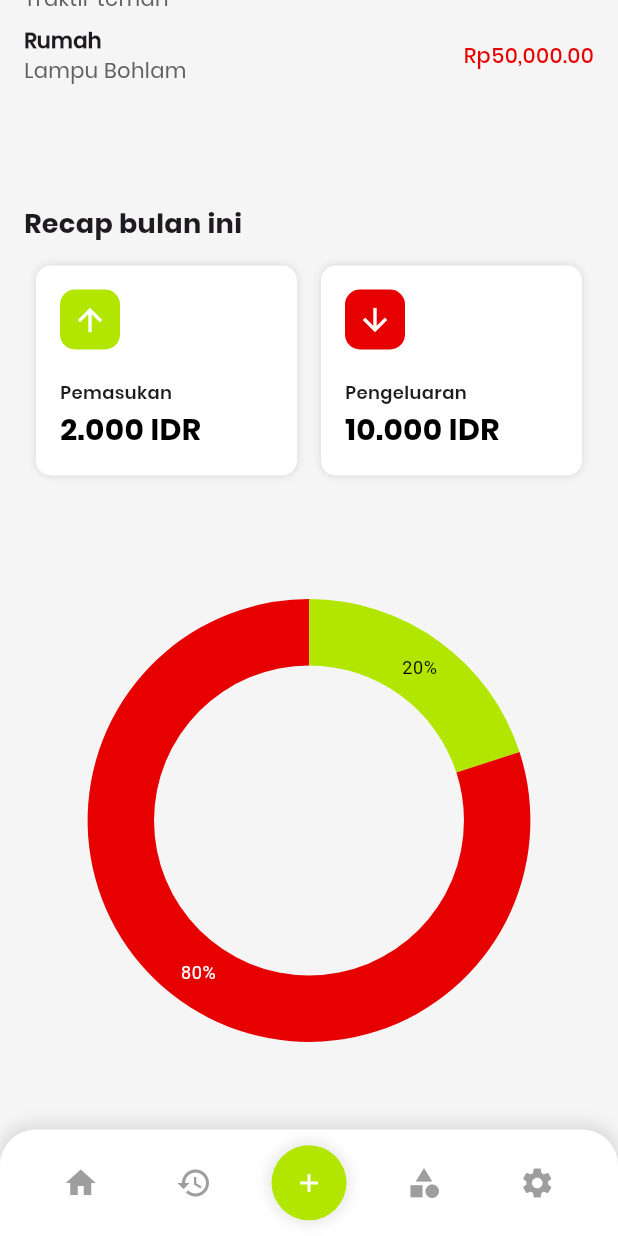
After one commit to irpanzy/Save-Money, a Flutter app: the HomeScreen screen opened by its route, scrolled down 381 dp, after a tap on the "add" icon, on a phone screen of 412 x 824 dp. The commit adds this screen. Run offline on Flutter 3.47's test engine with Material 3 defaults, Android fonts, the phone set to English and light mode, and no system bars; our stand-ins replace syncfusion_flutter_charts.

Commit message:
refactor: main HomeScreen layout into smaller widgets

```diff
--- a/lib/widgets/bottom_navbar.dart
+++ b/lib/widgets/bottom_navbar.dart
@@ -1,8 +1,8 @@
 import 'package:flutter/material.dart';
 
 class BottomNavbar extends StatelessWidget {
-  final int currentIndex; // Indeks halaman saat ini
-  final Function(int) onTap; // Callback untuk menangani perubahan halaman
+  final int currentIndex;
+  final Function(int) onTap;
 
   BottomNavbar({required this.currentIndex, required this.onTap});
 
@@ -31,9 +31,9 @@ class BottomNavbar extends StatelessWidget {
           IconButton(
             icon: Icon(
               Icons.home,
-              color: currentIndex == 0 ? Colors.black : Colors.grey, // Warna berdasarkan halaman aktif
+              color: currentIndex == 0 ? Colors.black : Colors.grey,
             ),
-            onPressed: () => onTap(0), // Panggil callback dengan indeks 0
+            onPressed: () => onTap(0),
           ),
           IconButton(
             icon: Icon(
@@ -60,7 +60,7 @@ class BottomNavbar extends StatelessWidget {
             child: Center(
               child: IconButton(
                 icon: Icon(Icons.add, color: Colors.white, size: 20),
-                onPressed: () => onTap(2), // Halaman khusus tombol tambah
+                onPressed: () => onTap(2),
               ),
             ),
           ),
--- a/lib/widgets/home/income_expense_row_home.dart
+++ b/lib/widgets/home/income_expense_row_widget.dart
@@ -1,6 +1,6 @@
 import 'package:flutter/material.dart';
 import '../../models/home/income_expense_data_model.dart';
-import 'income_expense_box_home.dart';
+import 'income_expense_box_widget.dart';
 
 class IncomeExpenseRowHome extends StatelessWidget {
   @override
--- /dev/null
+++ b/lib/widgets/home/largest_expense_widget.dart
@@ -0,0 +1,25 @@
+import 'package:flutter/material.dart';
+import 'expense_item_widget.dart';
+
+class LargestExpenseSection extends StatelessWidget {
+  @override
+  Widget build(BuildContext context) {
+    return Column(
+      crossAxisAlignment: CrossAxisAlignment.start,
+      children: [
+        Text(
+          'Pengeluaran Terbesar Bulan ini',
+          style: TextStyle(fontSize: 18, fontFamily: "Poppins_Bold"),
+        ),
+        SizedBox(height: 8),
+        Column(
+          children: [
+            ExpenseItemHome('Fashion', 'Sepatu ardiles', 'Rp100,000.00'),
+            ExpenseItemHome('Sedekah', 'Traktir teman', 'Rp50,000.00'),
+            ExpenseItemHome('Rumah', 'Lampu Bohlam', 'Rp50,000.00'),
+          ],
+        ),
+      ],
+    );
+  }
+}
--- /dev/null
+++ b/lib/widgets/home/recap_widget.dart
@@ -0,0 +1,16 @@
+import 'package:flutter/material.dart';
+import 'income_expense_row_widget.dart';
+import 'doughnut_chart_widget.dart';
+
+class RecapSection extends StatelessWidget {
+  @override
+  Widget build(BuildContext context) {
+    return Column(
+      children: [
+        IncomeExpenseRowHome(),
+        SizedBox(height: 40),
+        DoughnutChart(),
+      ],
+    );
+  }
+}
--- /dev/null
+++ b/lib/widgets/home/saldo_widget.dart
@@ -0,0 +1,72 @@
+import 'package:flutter/material.dart';
+
+class SaldoSection extends StatelessWidget {
+  @override
+  Widget build(BuildContext context) {
+    return Container(
+      padding: const EdgeInsets.all(16.0),
+      decoration: BoxDecoration(
+        gradient: LinearGradient(
+          colors: [Color(0xFFCCFF00), Color(0xFFB2E600)],
+          begin: Alignment.topCenter,
+          end: Alignment.bottomCenter,
+        ),
+        borderRadius: BorderRadius.circular(16),
+      ),
+      child: Column(
+        crossAxisAlignment: CrossAxisAlignment.start,
+        children: [
+          Row(
+            children: [
+              CircleAvatar(
+                backgroundImage: AssetImage('assets/images/ganesha.png'),
+                radius: 24,
+              ),
+              SizedBox(width: 8),
+              Column(
+                crossAxisAlignment: CrossAxisAlignment.start,
+                children: [
+                  Text(
+                    'Hallo!',
+                    style: TextStyle(
+                      fontSize: 12,
+                      fontFamily: "Poppins_Regular",
+                    ),
+                  ),
+                  Text(
+                    'Ganesha Rahman',
+                    style: TextStyle(
+                        fontSize: 16, fontFamily: "Poppins_SemiBold"),
+                  ),
+                ],
+              ),
+              Spacer(),
+              Icon(Icons.notifications_none, color: Colors.black54),
+            ],
+          ),
+          SizedBox(height: 16),
+          Center(
+            child: Column(
+              crossAxisAlignment: CrossAxisAlignment.center,
+              children: [
+                Text(
+                  'Saldo anda',
+                  style: TextStyle(
+                    fontSize: 14,
+                    fontFamily: "Poppins_Regular",
+                    color: Colors.black54,
+                  ),
+                ),
+                Text(
+                  '150.000 IDR',
+                  style: TextStyle(
+                      fontSize: 40, fontFamily: "Poppins_Bold"),
+                ),
+              ],
+            ),
+          ),
+        ],
+      ),
+    );
+  }
+}
```
Also changed, not shown: lib/screens/home_screen.dart (+6 -88 lines), lib/widgets/home/doughnut_chart_widget.dart (renamed from lib/widgets/home/doughnut_chart_home.dart), lib/widgets/home/expense_item_widget.dart (renamed from lib/widgets/home/expense_item_home.dart), lib/widgets/home/income_expense_box_widget.dart (renamed from lib/widgets/home/income_expense_box_home.dart).
